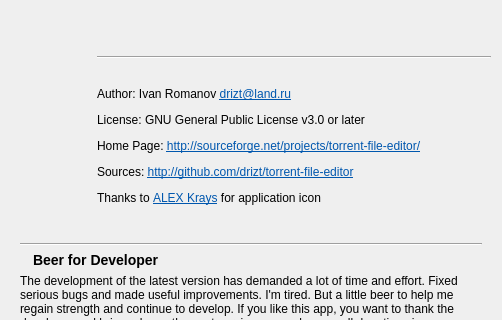
The window that aboutdlg.ui (torrent-file-editor/torrent-file-editor) describes before a commit, drawn with Qt 5; both pictures show x 0 to 502 and y 123 to 443 of the 502 by 558 pixel window.
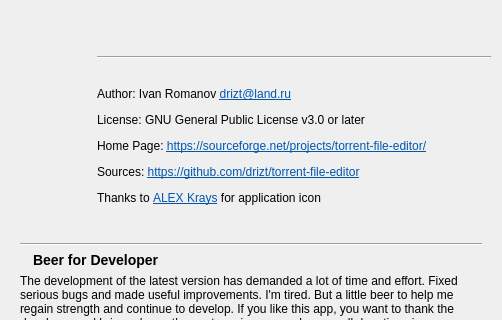
The same window after the commit. Icons and pictures are not drawn.

Commit message: Changed http to https

Diff of the .ui file:
```diff
--- a/aboutdlg.ui
+++ b/aboutdlg.ui
@@ -55,7 +55,7 @@
    <item row="2" column="1">
     <widget class="QLabel" name="label_2">
      <property name="text">
-      <string>&lt;html&gt;&lt;head/&gt;&lt;body&gt;&lt;p&gt;Author: Ivan Romanov &lt;a href=&quot;mailto:drizt@land.ru&quot;&gt;&lt;span style=&quot; text-decoration: underline; color:#0057ae;&quot;&gt;drizt@land.ru&lt;/span&gt;&lt;/a&gt;&lt;/p&gt;&lt;p&gt;License: GNU General Public License v3.0 or later&lt;/p&gt;&lt;p&gt;Home Page: &lt;a href=&quot;http://sourceforge.net/projects/torrent-file-editor/&quot;&gt;&lt;span style=&quot; text-decoration: underline; color:#0057ae;&quot;&gt;http://sourceforge.net/projects/torrent-file-editor/&lt;/span&gt;&lt;/a&gt;&lt;/p&gt;&lt;p&gt;Sources: &lt;a href=&quot;http://github.com/drizt/torrent-file-editor&quot;&gt;&lt;span style=&quot; text-decoration: underline; color:#0057ae;&quot;&gt;http://github.com/drizt/torrent-file-editor&lt;/span&gt;&lt;/a&gt;&lt;/p&gt;&lt;p&gt;Thanks to &lt;a href=&quot;http://rutracker.org/forum/profile.php?mode=viewprofile&amp;amp;u=8465051&quot;&gt;&lt;span style=&quot; text-decoration: underline; color:#0057ae;&quot;&gt;ALEX Krays&lt;/span&gt;&lt;/a&gt; for application icon&lt;/p&gt;&lt;/body&gt;&lt;/html&gt;</string>
+      <string>&lt;html&gt;&lt;head/&gt;&lt;body&gt;&lt;p&gt;Author: Ivan Romanov &lt;a href=&quot;mailto:drizt@land.ru&quot;&gt;&lt;span style=&quot; text-decoration: underline; color:#0057ae;&quot;&gt;drizt@land.ru&lt;/span&gt;&lt;/a&gt;&lt;/p&gt;&lt;p&gt;License: GNU General Public License v3.0 or later&lt;/p&gt;&lt;p&gt;Home Page: &lt;a href=&quot;https://sourceforge.net/projects/torrent-file-editor/&quot;&gt;&lt;span style=&quot; text-decoration: underline; color:#0057ae;&quot;&gt;https://sourceforge.net/projects/torrent-file-editor/&lt;/span&gt;&lt;/a&gt;&lt;/p&gt;&lt;p&gt;Sources: &lt;a href=&quot;https://github.com/drizt/torrent-file-editor&quot;&gt;&lt;span style=&quot; text-decoration: underline; color:#0057ae;&quot;&gt;https://github.com/drizt/torrent-file-editor&lt;/span&gt;&lt;/a&gt;&lt;/p&gt;&lt;p&gt;Thanks to &lt;a href=&quot;http://rutracker.org/forum/profile.php?mode=viewprofile&amp;amp;u=8465051&quot;&gt;&lt;span style=&quot; text-decoration: underline; color:#0057ae;&quot;&gt;ALEX Krays&lt;/span&gt;&lt;/a&gt; for application icon&lt;/p&gt;&lt;/body&gt;&lt;/html&gt;</string>
      </property>
      <property name="openExternalLinks">
       <bool>true</bool>
```
